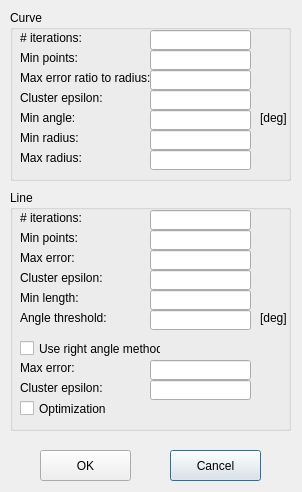
Above: EfficientRANSAC2D/CurveLineOptionDialog.ui from xwzhangcs/RoofRANSAC before the change. Below: the same form after it.
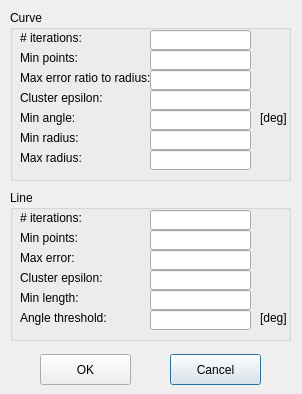
That is the form after the change.

```diff
--- a/EfficientRANSAC2D/CurveLineOptionDialog.ui
+++ b/EfficientRANSAC2D/CurveLineOptionDialog.ui
@@ -7,7 +7,7 @@
     <x>0</x>
     <y>0</y>
     <width>302</width>
-    <height>492</height>
+    <height>394</height>
    </rect>
   </property>
   <property name="windowTitle">
@@ -206,7 +206,7 @@
      <x>10</x>
      <y>190</y>
      <width>281</width>
-     <height>241</height>
+     <height>151</height>
     </rect>
    </property>
    <property name="title">
@@ -363,84 +363,12 @@
      <string>[deg]</string>
     </property>
    </widget>
-   <widget class="QCheckBox" name="checkBoxUseRA">
-    <property name="geometry">
-     <rect>
-      <x>10</x>
-      <y>150</y>
-      <width>141</width>
-      <height>17</height>
-     </rect>
-    </property>
-    <property name="text">
-     <string>Use right angle method</string>
-    </property>
-   </widget>
-   <widget class="QLineEdit" name="lineEditRAMaxError">
-    <property name="geometry">
-     <rect>
-      <x>140</x>
-      <y>170</y>
-      <width>101</width>
-      <height>20</height>
-     </rect>
-    </property>
-   </widget>
-   <widget class="QLabel" name="label_16">
-    <property name="geometry">
-     <rect>
-      <x>10</x>
-      <y>170</y>
-      <width>131</width>
-      <height>16</height>
-     </rect>
-    </property>
-    <property name="text">
-     <string>Max error:</string>
-    </property>
-   </widget>
-   <widget class="QCheckBox" name="checkBoxRAOptimization">
-    <property name="geometry">
-     <rect>
-      <x>10</x>
-      <y>210</y>
-      <width>101</width>
-      <height>17</height>
-     </rect>
-    </property>
-    <property name="text">
-     <string>Optimization</string>
-    </property>
-   </widget>
-   <widget class="QLabel" name="label_17">
-    <property name="geometry">
-     <rect>
-      <x>10</x>
-      <y>190</y>
-      <width>131</width>
-      <height>16</height>
-     </rect>
-    </property>
-    <property name="text">
-     <string>Cluster epsilon:</string>
-    </property>
-   </widget>
-   <widget class="QLineEdit" name="lineEditRAClusterEpsilon">
-    <property name="geometry">
-     <rect>
-      <x>140</x>
-      <y>190</y>
-      <width>101</width>
-      <height>20</height>
-     </rect>
-    </property>
-   </widget>
   </widget>
   <widget class="QPushButton" name="pushButtonCancel">
    <property name="geometry">
     <rect>
      <x>170</x>
-     <y>450</y>
+     <y>354</y>
      <width>91</width>
      <height>31</height>
     </rect>
@@ -453,7 +381,7 @@
    <property name="geometry">
     <rect>
      <x>40</x>
-     <y>450</y>
+     <y>354</y>
      <width>91</width>
      <height>31</height>
     </rect>
```
